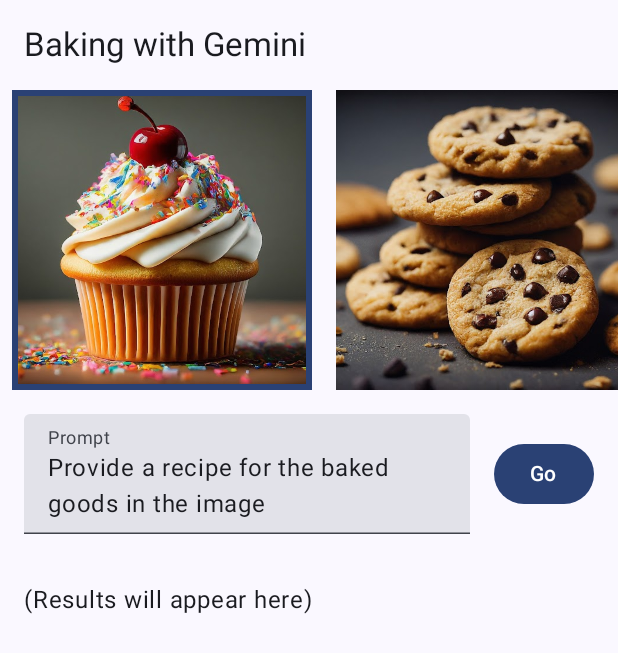
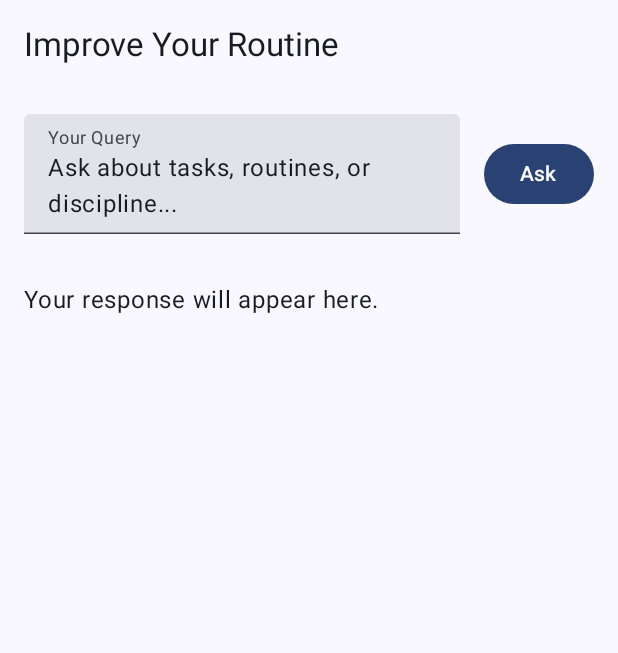
Before and after one commit to tjklint/habIT, an Android app built with Jetpack Compose: the screen it shows after launch (MainActivity), on a phone screen of 412 x 824 dp. Shown: the top 653 px of the screen. Run offline under Robolectric (Android 15) with nearby library versions, the phone set to English and light mode, and no system bars; libraries missing offline, so code that uses them is left out: com.google.ai.client.

Commit message:
feat: changed gemini ai to talk about tasks, routines, etc.

```diff
--- a/app/src/main/java/com/example/habitai/BakingScreen.kt
+++ /dev/null
@@ -1,150 +0,0 @@
-package com.example.habitai
-
-import android.graphics.BitmapFactory
-import androidx.compose.foundation.BorderStroke
-import androidx.compose.foundation.Image
-import androidx.compose.foundation.border
-import androidx.compose.foundation.clickable
-import androidx.compose.foundation.layout.Column
-import androidx.compose.foundation.layout.Row
-import androidx.compose.foundation.layout.fillMaxSize
-import androidx.compose.foundation.layout.fillMaxWidth
-import androidx.compose.foundation.layout.padding
-import androidx.compose.foundation.layout.requiredSize
-import androidx.compose.foundation.lazy.LazyRow
-import androidx.compose.foundation.lazy.itemsIndexed
-import androidx.compose.foundation.rememberScrollState
-import androidx.compose.foundation.verticalScroll
-import androidx.compose.material3.Button
-import androidx.compose.material3.CircularProgressIndicator
-import androidx.compose.material3.MaterialTheme
-import androidx.compose.material3.Text
-import androidx.compose.material3.TextField
-import androidx.compose.runtime.Composable
-import androidx.compose.runtime.collectAsState
-import androidx.compose.runtime.getValue
-import androidx.compose.runtime.mutableIntStateOf
-import androidx.compose.runtime.mutableStateOf
-import androidx.compose.runtime.remember
-import androidx.compose.runtime.saveable.rememberSaveable
-import androidx.compose.runtime.setValue
-import androidx.compose.ui.Alignment
-import androidx.compose.ui.Modifier
-import androidx.compose.ui.platform.LocalContext
-import androidx.compose.ui.res.painterResource
-import androidx.compose.ui.res.stringResource
-import androidx.compose.ui.text.style.TextAlign
-import androidx.compose.ui.unit.dp
-import androidx.lifecycle.viewmodel.compose.viewModel
-
-val images = arrayOf(
-    // Image generated using Gemini from the prompt "cupcake image"
-    R.drawable.baked_goods_1,
-    // Image generated using Gemini from the prompt "cookies images"
-    R.drawable.baked_goods_2,
-    // Image generated using Gemini from the prompt "cake images"
-    R.drawable.baked_goods_3,
-)
-val imageDescriptions = arrayOf(
-    R.string.image1_description,
-    R.string.image2_description,
-    R.string.image3_description,
-)
-
-@Composable
-fun BakingScreen(
-    bakingViewModel: BakingViewModel = viewModel()
-) {
-    val selectedImage = remember { mutableIntStateOf(0) }
-    val placeholderPrompt = stringResource(R.string.prompt_placeholder)
-    val placeholderResult = stringResource(R.string.results_placeholder)
-    var prompt by rememberSaveable { mutableStateOf(placeholderPrompt) }
-    var result by rememberSaveable { mutableStateOf(placeholderResult) }
-    val uiState by bakingViewModel.uiState.collectAsState()
-    val context = LocalContext.current
-
-    Column(
-        modifier = Modifier.fillMaxSize()
-    ) {
-        Text(
-            text = stringResource(R.string.baking_title),
-            style = MaterialTheme.typography.titleLarge,
-            modifier = Modifier.padding(16.dp)
-        )
-
-        LazyRow(
-            modifier = Modifier.fillMaxWidth()
-        ) {
-            itemsIndexed(images) { index, image ->
-                var imageModifier = Modifier
-                    .padding(start = 8.dp, end = 8.dp)
-                    .requiredSize(200.dp)
-                    .clickable {
-                        selectedImage.intValue = index
-                    }
-                if (index == selectedImage.intValue) {
-                    imageModifier =
-                        imageModifier.border(BorderStroke(4.dp, MaterialTheme.colorScheme.primary))
-                }
-                Image(
-                    painter = painterResource(image),
-                    contentDescription = stringResource(imageDescriptions[index]),
-                    modifier = imageModifier
-                )
-            }
-        }
-
-        Row(
-            modifier = Modifier.padding(all = 16.dp)
-        ) {
-            TextField(
-                value = prompt,
-                label = { Text(stringResource(R.string.label_prompt)) },
-                onValueChange = { prompt = it },
-                modifier = Modifier
-                    .weight(0.8f)
-                    .padding(end = 16.dp)
-                    .align(Alignment.CenterVertically)
-            )
-
-            Button(
-                onClick = {
-                    val bitmap = BitmapFactory.decodeResource(
-                        context.resources,
-                        images[selectedImage.intValue]
-                    )
-                    bakingViewModel.sendPrompt(bitmap, prompt)
-                },
-                enabled = prompt.isNotEmpty(),
-                modifier = Modifier
-                    .align(Alignment.CenterVertically)
-            ) {
-                Text(text = stringResource(R.string.action_go))
-            }
-        }
-
-        if (uiState is UiState.Loading) {
-            CircularProgressIndicator(modifier = Modifier.align(Alignment.CenterHorizontally))
-        } else {
-            var textColor = MaterialTheme.colorScheme.onSurface
-            if (uiState is UiState.Error) {
-                textColor = MaterialTheme.colorScheme.error
-                result = (uiState as UiState.Error).errorMessage
-            } else if (uiState is UiState.Success) {
-                textColor = MaterialTheme.colorScheme.onSurface
-                result = (uiState as UiState.Success).outputText
-            }
-            val scrollState = rememberScrollState()
-            Text(
-                text = result,
-                textAlign = TextAlign.Start,
-                color = textColor,
-                modifier = Modifier
-                    .align(Alignment.CenterHorizontally)
-                    .padding(16.dp)
-                    .fillMaxSize()
-                    .verticalScroll(scrollState)
-            )
-        }
-    }
-}
--- a/app/src/main/java/com/example/habitai/MainActivity.kt
+++ b/app/src/main/java/com/example/habitai/MainActivity.kt
@@ -19,7 +19,7 @@ class MainActivity : ComponentActivity() {
                     modifier = Modifier.fillMaxSize(),
                     color = MaterialTheme.colorScheme.background,
                 ) {
-                    BakingScreen()
+                    TaskScreen()
                 }
             }
         }
--- /dev/null
+++ b/app/src/main/java/com/example/habitai/TaskScreen.kt
@@ -0,0 +1,91 @@
+package com.example.habitai
+
+import androidx.compose.foundation.BorderStroke
+import androidx.compose.foundation.Image
+import androidx.compose.foundation.border
+import androidx.compose.foundation.clickable
+import androidx.compose.foundation.layout.*
+import androidx.compose.foundation.lazy.LazyRow
+import androidx.compose.foundation.lazy.itemsIndexed
+import androidx.compose.foundation.rememberScrollState
+import androidx.compose.foundation.verticalScroll
+import androidx.compose.material3.*
+import androidx.compose.runtime.*
+import androidx.compose.runtime.saveable.rememberSaveable
+import androidx.compose.ui.Alignment
+import androidx.compose.ui.Modifier
+import androidx.compose.ui.res.painterResource
+import androidx.compose.ui.res.stringResource
+import androidx.compose.ui.text.style.TextAlign
+import androidx.compose.ui.unit.dp
+import androidx.lifecycle.viewmodel.compose.viewModel
+
+@Composable
+fun TaskScreen(
+    taskViewModel: TaskViewModel = viewModel()
+) {
+    val placeholderPrompt = "Ask about tasks, routines, or discipline..."
+    val placeholderResult = "Your response will appear here."
+    var prompt by rememberSaveable { mutableStateOf(placeholderPrompt) }
+    var result by rememberSaveable { mutableStateOf(placeholderResult) }
+    val uiState by taskViewModel.uiState.collectAsState()
+
+    Column(
+        modifier = Modifier.fillMaxSize()
+    ) {
+        Text(
+            text = "Improve Your Routine",
+            style = MaterialTheme.typography.titleLarge,
+            modifier = Modifier.padding(16.dp)
+        )
+
+        Row(
+            modifier = Modifier.padding(all = 16.dp)
+        ) {
+            TextField(
+                value = prompt,
+                label = { Text("Your Query") },
+                onValueChange = { prompt = it },
+                modifier = Modifier
+                    .weight(0.8f)
+                    .padding(end = 16.dp)
+                    .align(Alignment.CenterVertically)
+            )
+
+            Button(
+                onClick = {
+                    taskViewModel.sendPrompt(prompt)
+                },
+                enabled = prompt.isNotEmpty(),
+                modifier = Modifier
+                    .align(Alignment.CenterVertically)
+            ) {
+                Text(text = "Ask")
+            }
+        }
+
+        if (uiState is UiState.Loading) {
+            CircularProgressIndicator(modifier = Modifier.align(Alignment.CenterHorizontally))
+        } else {
+            var textColor = MaterialTheme.colorScheme.onSurface
+            if (uiState is UiState.Error) {
+                textColor = MaterialTheme.colorScheme.error
+                result = (uiState as UiState.Error).errorMessage
+            } else if (uiState is UiState.Success) {
+                textColor = MaterialTheme.colorScheme.onSurface
+                result = (uiState as UiState.Success).outputText
+            }
+            val scrollState = rememberScrollState()
+            Text(
+                text = result,
+                textAlign = TextAlign.Start,
+                color = textColor,
+                modifier = Modifier
+                    .align(Alignment.CenterHorizontally)
+                    .padding(16.dp)
+                    .fillMaxSize()
+                    .verticalScroll(scrollState)
+            )
+        }
+    }
+}
--- a/app/src/main/res/values/strings.xml
+++ b/app/src/main/res/values/strings.xml
@@ -2,10 +2,12 @@
     <string name="app_name">habITAI</string>
     <string name="action_go">Go</string>
     <string name="baking_title">Baking with Gemini</string>
-    <string name="label_prompt">Prompt</string>
-    <string name="prompt_placeholder">Provide a recipe for the baked goods in the image</string>
     <string name="image1_description">Cupcake</string>
     <string name="image2_description">Cookies</string>
     <string name="image3_description">Cake</string>
-    <string name="results_placeholder">(Results will appear here)</string>
+    <string name="task_title">Improve Your Routine</string>
+    <string name="prompt_placeholder">Ask about tasks, routines, or discipline...</string>
+    <string name="results_placeholder">Your response will appear here.</string>
+    <string name="label_prompt">Your Query</string>
+    <string name="action_ask">Ask</string>
 </resources>
```
Also changed, not shown: app/src/main/java/com/example/habitai/TaskViewModel.kt (renamed from app/src/main/java/com/example/habitai/BakingViewModel.kt, +3 -8 lines).
